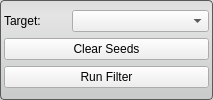
The window that Interface/ToolInterface/ConnectedComponentFilterInterface.ui (jessdtate/Seg3D) describes before a commit, drawn with Qt 5.
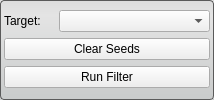
The same window after the commit.

Commit message: ui updates, all tools/filters ui's fixed

```diff
--- a/Interface/ToolInterface/ConnectedComponentFilterInterface.ui
+++ b/Interface/ToolInterface/ConnectedComponentFilterInterface.ui
@@ -6,7 +6,7 @@
    <rect>
     <x>0</x>
     <y>0</y>
-    <width>213</width>
+    <width>214</width>
     <height>100</height>
    </rect>
   </property>
@@ -18,7 +18,7 @@
   </property>
   <property name="minimumSize">
    <size>
-    <width>213</width>
+    <width>0</width>
     <height>100</height>
    </size>
   </property>
@@ -52,14 +52,14 @@
     <number>4</number>
    </property>
    <item>
-    <layout class="QHBoxLayout" name="activeHLayout" stretch="1,2">
+    <layout class="QHBoxLayout" name="activeHLayout" stretch="1,3">
      <property name="spacing">
-      <number>0</number>
+      <number>4</number>
      </property>
      <item>
       <widget class="QLabel" name="activeLabel">
        <property name="sizePolicy">
-        <sizepolicy hsizetype="Expanding" vsizetype="Preferred">
+        <sizepolicy hsizetype="Preferred" vsizetype="Preferred">
          <horstretch>0</horstretch>
          <verstretch>0</verstretch>
         </sizepolicy>
@@ -72,7 +72,7 @@
      <item>
       <widget class="QComboBox" name="targetComboBox">
        <property name="sizePolicy">
-        <sizepolicy hsizetype="Expanding" vsizetype="Fixed">
+        <sizepolicy hsizetype="Preferred" vsizetype="Fixed">
          <horstretch>0</horstretch>
          <verstretch>0</verstretch>
         </sizepolicy>
@@ -84,7 +84,7 @@
    <item>
     <widget class="QPushButton" name="clearSeedsButton">
      <property name="sizePolicy">
-      <sizepolicy hsizetype="Expanding" vsizetype="Fixed">
+      <sizepolicy hsizetype="Preferred" vsizetype="Fixed">
        <horstretch>0</horstretch>
        <verstretch>0</verstretch>
       </sizepolicy>
@@ -97,7 +97,7 @@
    <item>
     <widget class="QPushButton" name="runButton">
      <property name="sizePolicy">
-      <sizepolicy hsizetype="Expanding" vsizetype="Fixed">
+      <sizepolicy hsizetype="Preferred" vsizetype="Fixed">
        <horstretch>0</horstretch>
        <verstretch>0</verstretch>
       </sizepolicy>
```
Left out of the diff: 6 changed lines with no effect on the pictures. The commit also changes 19 other files.
